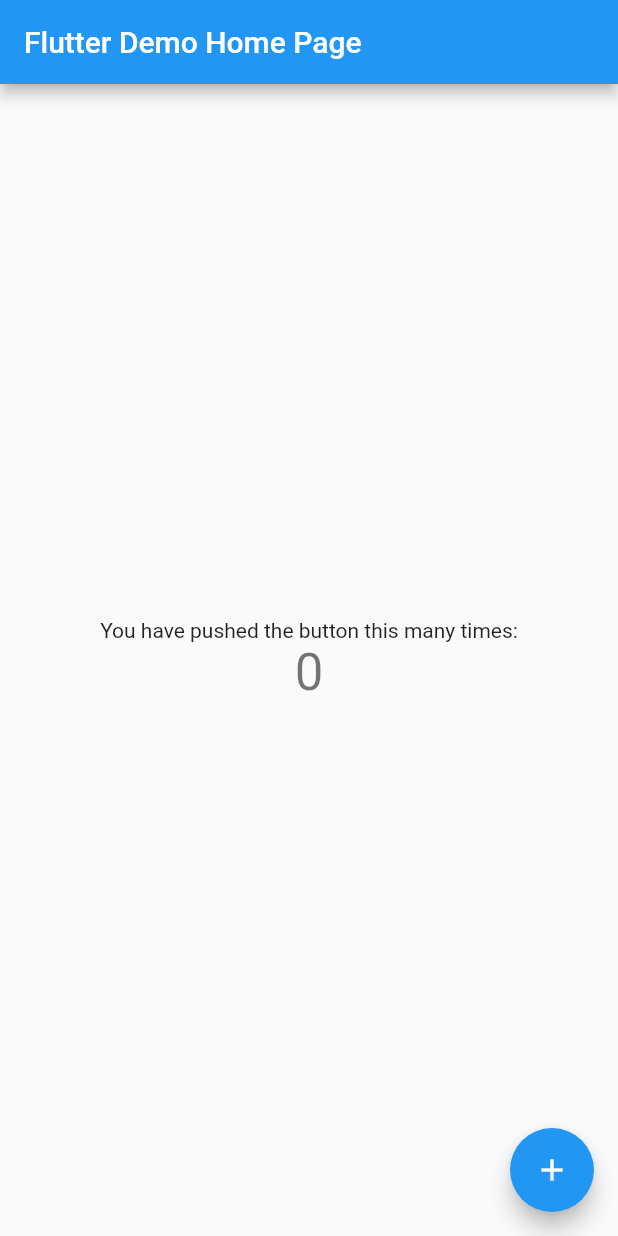
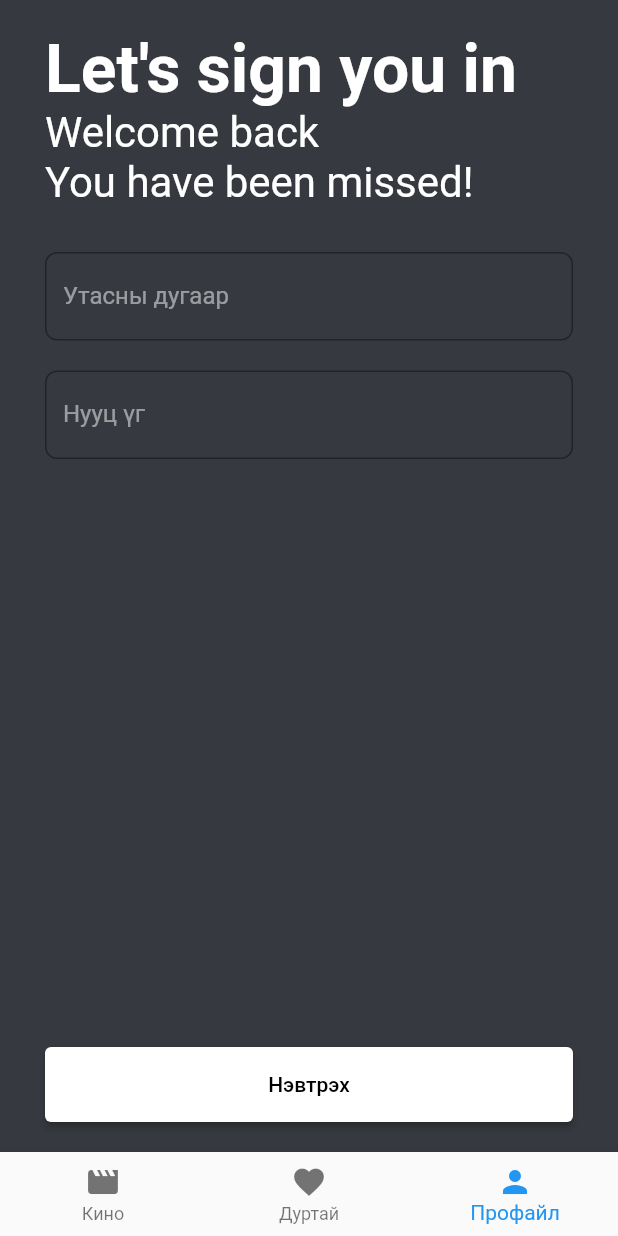
Before and after one commit to Enkhee0119/Flutter-lessons, a Flutter app: the screen it shows after launch, on a phone screen of 412 x 824 dp. Run offline on Flutter 3.47's test engine with Material 2 defaults, Android fonts, the phone set to English and light mode, and no system bars.

Commit message:
lesson 42

```diff
--- a/analysis_options.yaml
+++ /dev/null
@@ -1,29 +0,0 @@
-# This file configures the analyzer, which statically analyzes Dart code to
-# check for errors, warnings, and lints.
-#
-# The issues identified by the analyzer are surfaced in the UI of Dart-enabled
-# IDEs (https://dart.dev/tools#ides-and-editors). The analyzer can also be
-# invoked from the command line by running `flutter analyze`.
-
-# The following line activates a set of recommended lints for Flutter apps,
-# packages, and plugins designed to encourage good coding practices.
-include: package:flutter_lints/flutter.yaml
-
-linter:
-  # The lint rules applied to this project can be customized in the
-  # section below to disable rules from the `package:flutter_lints/flutter.yaml`
-  # included above or to enable additional rules. A list of all available lints
-  # and their documentation is published at
-  # https://dart-lang.github.io/linter/lints/index.html.
-  #
-  # Instead of disabling a lint rule for the entire project in the
-  # section below, it can also be suppressed for a single line of code
-  # or a specific dart file by using the `// ignore: name_of_lint` and
-  # `// ignore_for_file: name_of_lint` syntax on the line or in the file
-  # producing the lint.
-  rules:
-    # avoid_print: false  # Uncomment to disable the `avoid_print` rule
-    # prefer_single_quotes: true  # Uncomment to enable the `prefer_single_quotes` rule
-
-# Additional information about this file can be found at
-# https://dart.dev/guides/language/analysis-options
--- a/lib/main.dart
+++ b/lib/main.dart
@@ -1,4 +1,5 @@
 import 'package:flutter/material.dart';
+import 'package:movie_app/screens/home.dart';
 
 void main() {
   runApp(const MyApp());
@@ -10,57 +11,11 @@ class MyApp extends StatelessWidget {
   @override
   Widget build(BuildContext context) {
     return MaterialApp(
-      title: 'Flutter Demo',
+      title: 'Movie App',
       theme: ThemeData(
         primarySwatch: Colors.blue,
       ),
-      home: const MyHomePage(title: 'Flutter Demo Home Page'),
+      home: HomePage(),
     );
   }
 }
-
-class MyHomePage extends StatefulWidget {
-  const MyHomePage({super.key, required this.title});
-  final String title;
-
-  @override
-  State<MyHomePage> createState() => _MyHomePageState();
-}
-
-class _MyHomePageState extends State<MyHomePage> {
-  int _counter = 0;
-
-  void _incrementCounter() {
-    setState(() {
-      _counter++;
-    });
-  }
-
-  @override
-  Widget build(BuildContext context) {
-    return Scaffold(
-      appBar: AppBar(
-        title: Text(widget.title),
-      ),
-      body: Center(
-        child: Column(
-          mainAxisAlignment: MainAxisAlignment.center,
-          children: <Widget>[
-            const Text(
-              'You have pushed the button this many times:',
-            ),
-            Text(
-              '$_counter',
-              style: Theme.of(context).textTheme.headline4,
-            ),
-          ],
-        ),
-      ),
-      floatingActionButton: FloatingActionButton(
-        onPressed: _incrementCounter,
-        tooltip: 'Increment',
-        child: const Icon(Icons.add),
-      ),
-    );
-  }
-}
--- /dev/null
+++ b/lib/screens/home.dart
@@ -0,0 +1,51 @@
+import 'package:flutter/material.dart';
+import 'package:movie_app/screens/movies.dart';
+import 'package:movie_app/screens/profile.dart';
+import 'package:movie_app/screens/wishlist.dart';
+
+class HomePage extends StatefulWidget {
+  const HomePage({super.key});
+
+  @override
+  State<HomePage> createState() => _HomePageState();
+}
+
+class _HomePageState extends State<HomePage> {
+  int _currentIndex = 2;
+  List<Widget> _totalPage = [MoviesPage(), WishListPage(), ProfilePage()];
+
+  void setCurrenIndex(int value) {
+    setState(() {
+      _currentIndex = value;
+    });
+  }
+
+  @override
+  Widget build(BuildContext context) {
+    return Scaffold(
+      backgroundColor: Color(0xff36393f),
+      body: SafeArea(
+        /* safeArea нь notch-н доороос эхлүүлэх widget */
+        child: _totalPage[_currentIndex],
+      ),
+      bottomNavigationBar: BottomNavigationBar(
+        currentIndex: _currentIndex,
+        onTap: setCurrenIndex,
+        items: [
+          BottomNavigationBarItem(
+            icon: Icon(Icons.movie),
+            label: "Кино",
+          ),
+          BottomNavigationBarItem(
+            icon: Icon(Icons.favorite),
+            label: "Дуртай",
+          ),
+          BottomNavigationBarItem(
+            icon: Icon(Icons.person),
+            label: "Профайл",
+          )
+        ],
+      ),
+    );
+  }
+}
--- /dev/null
+++ b/lib/screens/login.dart
@@ -0,0 +1,101 @@
+import 'package:flutter/material.dart';
+
+class LoginPage extends StatefulWidget {
+  const LoginPage({super.key});
+
+  @override
+  State<LoginPage> createState() => _LoginPageState();
+}
+
+class _LoginPageState extends State<LoginPage> {
+  final _formKey = GlobalKey<FormState>();
+  final _phoneCtrl = TextEditingController();
+  final _passCtrl = TextEditingController();
+
+  void _onSubmit() {
+    if (_formKey.currentState!.validate()) {
+      print("Амжилттай");
+    }
+  }
+
+  @override
+  Widget build(BuildContext context) {
+    return Padding(
+      padding: EdgeInsets.symmetric(horizontal: 30, vertical: 20),
+      child: Form(
+        key: _formKey,
+        child: Column(
+          mainAxisAlignment: MainAxisAlignment.spaceBetween,
+          children: [
+            Column(
+              crossAxisAlignment: CrossAxisAlignment.start,
+              children: [
+                Text(
+                  "Let's sign you in",
+                  style: TextStyle(
+                      color: Color(0xffffffff),
+                      fontSize: 44,
+                      fontWeight: FontWeight.bold),
+                ),
+                Text(
+                  "Welcome back",
+                  style: TextStyle(color: Colors.white, fontSize: 28),
+                ),
+                Text(
+                  "You have been missed!",
+                  style: TextStyle(color: Colors.white, fontSize: 28),
+                ),
+                SizedBox(height: 30),
+                TextFormField(
+                  controller: _phoneCtrl,
+                  validator: (value) {
+                    if (value == null || value.isEmpty) {
+                      return "Нэвтрэх нэр оруулна уу!";
+                    }
+                    return null;
+                  },
+                  decoration: InputDecoration(
+                      label: Text("Утасны дугаар"),
+                      labelStyle:
+                          TextStyle(color: Colors.white.withOpacity(0.5)),
+                      border: OutlineInputBorder(
+                          borderRadius: BorderRadius.circular(8))),
+                  style: TextStyle(color: Colors.white),
+                ),
+                SizedBox(height: 20),
+                TextFormField(
+                  controller: _passCtrl,
+                  obscureText: true,
+                  validator: (value) {
+                    if (value == null || value.isEmpty) {
+                      return "Нууц үг оруулна уу!";
+                    }
+                    return null;
+                  },
+                  decoration: InputDecoration(
+                      label: Text("Нууц үг"),
+                      labelStyle:
+                          TextStyle(color: Colors.white.withOpacity(0.5)),
+                      border: OutlineInputBorder(
+                          borderRadius: BorderRadius.circular(8))),
+                  style: TextStyle(color: Colors.white),
+                ),
+              ],
+            ),
+            SizedBox(
+              width: double.infinity,
+              height: 50,
+              child: ElevatedButton(
+                style: ButtonStyle(
+                    backgroundColor: MaterialStateProperty.all(Colors.white),
+                    foregroundColor: MaterialStateProperty.all(Colors.black)),
+                onPressed: _onSubmit,
+                child: Text("Нэвтрэх"),
+              ),
+            )
+          ],
+        ),
+      ),
+    );
+  }
+}
--- /dev/null
+++ b/lib/screens/profile.dart
@@ -0,0 +1,18 @@
+import 'package:flutter/material.dart';
+import 'package:movie_app/screens/login.dart';
+
+class ProfilePage extends StatefulWidget {
+  const ProfilePage({super.key});
+
+  @override
+  State<ProfilePage> createState() => _ProfilePageState();
+}
+
+class _ProfilePageState extends State<ProfilePage> {
+  bool _isLogged = false;
+
+  @override
+  Widget build(BuildContext context) {
+    return LoginPage();
+  }
+}
--- /dev/null
+++ b/lib/utils/index.dart
@@ -0,0 +1 @@
+class Utils {}
```
Also changed, not shown: assets/movies.json (added, +146 -0 lines), lib/model/movie/index.dart (added, +25 -0 lines), lib/screens/movieDetail.dart (added, +12 -0 lines), lib/screens/movies.dart (added, +18 -0 lines), lib/screens/wishlist.dart (added, +12 -0 lines), lib/widgets/movie_card.dart (added, +10 -0 lines), lib/widgets/movie_special_card.dart (added, +10 -0 lines), pubspec.yaml (+7 -40 lines), lib/model/movie/index.g.dart (added), pubspec.lock.
